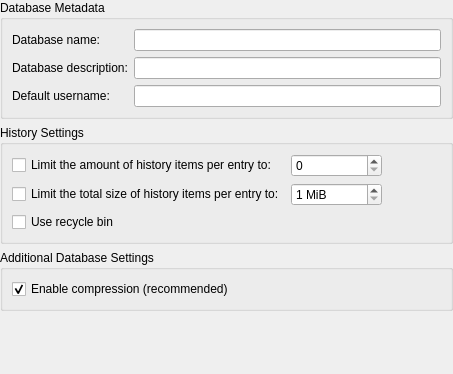
Before: the Qt Designer form src/gui/dbsettings/DatabaseSettingsWidgetGeneral.ui in keepassxreboot/keepassxc, drawn with Qt 5.
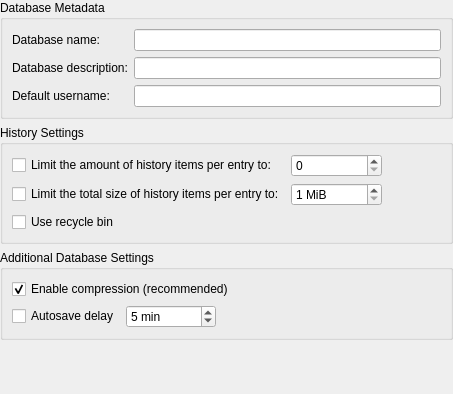
After: the same form once the commit is applied.

Commit message:
Add auto-save delay per database (#9100)
Add a new propery autosaveDelay in Metadata of the db.
The property is saved in customData to not affect database structure as this setting is unique to keepasxc.
The propery sets delay to wait since last modification before saving.

```diff
--- a/src/gui/dbsettings/DatabaseSettingsWidgetGeneral.ui
+++ b/src/gui/dbsettings/DatabaseSettingsWidgetGeneral.ui
@@ -7,7 +7,7 @@
     <x>0</x>
     <y>0</y>
     <width>453</width>
-    <height>374</height>
+    <height>394</height>
    </rect>
   </property>
   <property name="sizePolicy">
@@ -202,6 +202,58 @@
         </property>
        </widget>
       </item>
+      <item>
+       <layout class="QHBoxLayout" name="horizontalLayout_2">
+        <item>
+         <widget class="QCheckBox" name="autosaveDelayCheckBox">
+          <property name="toolTip">
+           <string>Autosave delay since last change</string>
+          </property>
+          <property name="accessibleName">
+           <string>Autosave delay since last change checkbox</string>
+          </property>
+          <property name="text">
+           <string>Autosave delay</string>
+          </property>
+         </widget>
+        </item>
+        <item>
+         <widget class="QSpinBox" name="autosaveDelaySpinBox">
+          <property name="toolTip">
+           <string>Autosave delay since last change in minutes</string>
+          </property>
+          <property name="accessibleName">
+           <string>Autosave delay since last change in minutes</string>
+          </property>
+          <property name="suffix">
+           <string> min</string>
+          </property>
+          <property name="minimum">
+           <number>0</number>
+          </property>
+          <property name="maximum">
+           <number>420000000</number>
+          </property>
+          <property name="value">
+           <number>5</number>
+          </property>
+         </widget>
+        </item>
+        <item>
+         <spacer name="horizontalSpacer_2">
+          <property name="orientation">
+           <enum>Qt::Horizontal</enum>
+          </property>
+          <property name="sizeHint" stdset="0">
+           <size>
+            <width>40</width>
+            <height>20</height>
+           </size>
+          </property>
+         </spacer>
+        </item>
+       </layout>
+      </item>
      </layout>
     </widget>
    </item>
```
The commit also changes 9 other files.
